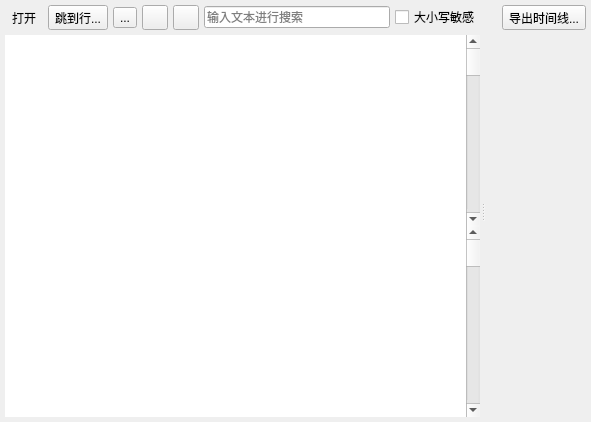
Qt form src/mainwindow.ui (compilelife/loginsight) before a commit.
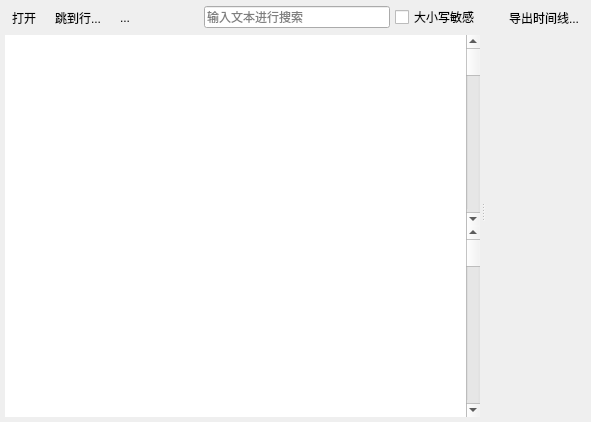
The same form after that commit. Icons and pictures are not drawn. Custom widgets are drawn as their Qt base class.

Commit message: 替换strnstr

Patch:
```diff
--- a/src/mainwindow.ui
+++ b/src/mainwindow.ui
@@ -89,6 +89,9 @@
               <height>18</height>
              </size>
             </property>
+            <property name="autoRaise">
+             <bool>true</bool>
+            </property>
            </widget>
           </item>
           <item>
@@ -109,6 +112,9 @@
               <height>18</height>
              </size>
             </property>
+            <property name="autoRaise">
+             <bool>true</bool>
+            </property>
            </widget>
           </item>
           <item>
@@ -126,6 +132,9 @@
               <height>18</height>
              </size>
             </property>
+            <property name="autoRaise">
+             <bool>true</bool>
+            </property>
            </widget>
           </item>
           <item>
@@ -143,6 +152,9 @@
               <height>18</height>
              </size>
             </property>
+            <property name="autoRaise">
+             <bool>true</bool>
+            </property>
            </widget>
           </item>
           <item>
@@ -271,6 +283,9 @@
             <height>18</height>
            </size>
           </property>
+          <property name="autoRaise">
+           <bool>true</bool>
+          </property>
          </widget>
         </item>
         <item>
```
The commit also changes 1 other file.
